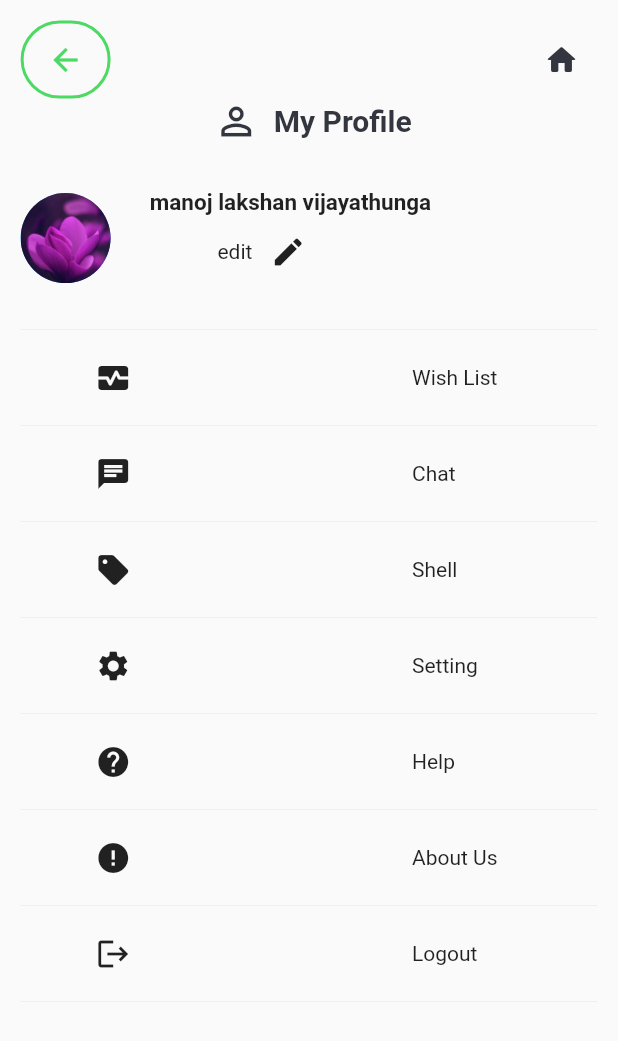
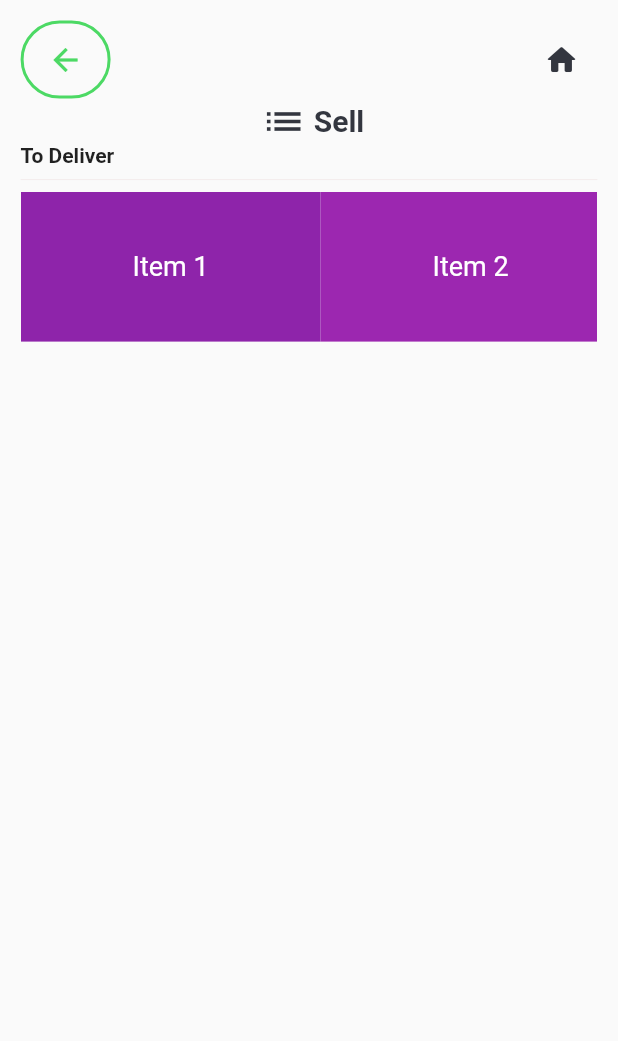
Before and after one commit to virokalu/ProjectBloem, a Flutter app: the screen it shows after launch, on a phone screen of 412 x 824 dp. Shown: the top 1041 px of the screen. Run offline on Flutter 3.47's test engine with Material 2 defaults, Android fonts, the phone set to English and light mode, and no system bars; our stand-ins replace device_preview; Roboto replaces fonts that are missing (Poppins).

Commit message:
selling_page initialized

```diff
--- a/lib/main.dart
+++ b/lib/main.dart
@@ -1,5 +1,6 @@
 import 'package:flutter/material.dart';
 import 'package:device_preview/device_preview.dart';
+import 'package:project_bloem/screens/selling/selling_page.dart';
 import 'package:project_bloem/screens/user_profile/profile.dart';
 
 
@@ -22,7 +23,7 @@ class MyApp extends StatelessWidget {
         primarySwatch: Colors.blue,
       ),
 
-      home : const UserProfile(),
+      home : const SellingPage(),
     );
   }
 }
--- /dev/null
+++ b/lib/screens/selling/selling_page.dart
@@ -0,0 +1,64 @@
+import 'package:flutter/material.dart';
+import 'package:project_bloem/components/back_button_icon.dart';
+import 'package:project_bloem/components/product_cards.dart';
+
+class SellingPage extends StatelessWidget {
+  const SellingPage({super.key});
+
+  @override
+  Widget build(BuildContext context) {
+
+    var width = MediaQuery.of(context).size.width;
+
+    return Scaffold(
+      body: SafeArea(
+        child: Container(
+          margin: EdgeInsets.all(width / 30),
+          child: ListView(
+            // ignore: prefer_const_literals_to_create_immutables
+             children: [
+               const ButtonText(text: "Sell", icon: Icons.list),
+                //const SizedBox(height: 15,),
+               const Text("To Deliver",
+                style: TextStyle(
+                  fontFamily: 'Poppins',
+                  fontWeight: FontWeight.bold,
+                ),
+               ),
+               const Divider(color: Color.fromARGB(255, 243, 236, 236)),
+              SizedBox(
+                height: 100,
+                child: ListView(
+                  scrollDirection: Axis.horizontal,
+                  // ignore: prefer_const_literals_to_create_immutables
+                  children: [
+                    Container(
+                width: 200,
+                color: Colors.purple[600],
+                child: const Center(child: Text('Item 1', style: TextStyle(fontSize: 18, color: Colors.white),)),
+              ),
+              Container(
+                width: 200,
+                color: Colors.purple[500],
+                child: const Center(child: Text('Item 2', style: TextStyle(fontSize: 18, color: Colors.white),)),
+              ),
+              Container(
+                width: 200,
+                color: Colors.purple[400],
+                child: const Center(child: Text('Item 3', style: TextStyle(fontSize: 18, color: Colors.white),)),
+              ),
+              Container(
+                width: 200,
+                color: Colors.purple[300],
+                child: const Center(child: Text('Item 4', style: TextStyle(fontSize: 18, color: Colors.white),)),
+              ),
+                  ],
+                ),
+              ),
+             ],
+          ),
+        ),
+      ),
+    );
+  }
+}
```
